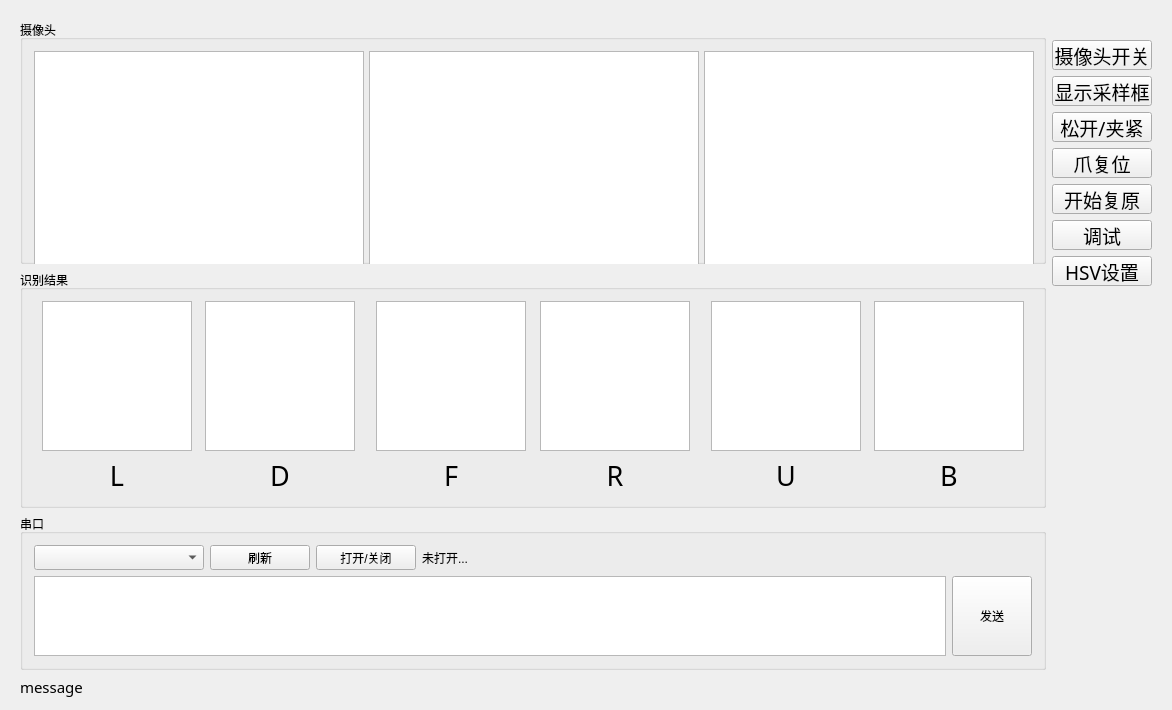
This is CubicExplorerWithQt/CubicExplorerWithQt.ui in KazeLv/CubeExplorer_2.0 as Qt 5 draws it before an edit. The edited form follows.
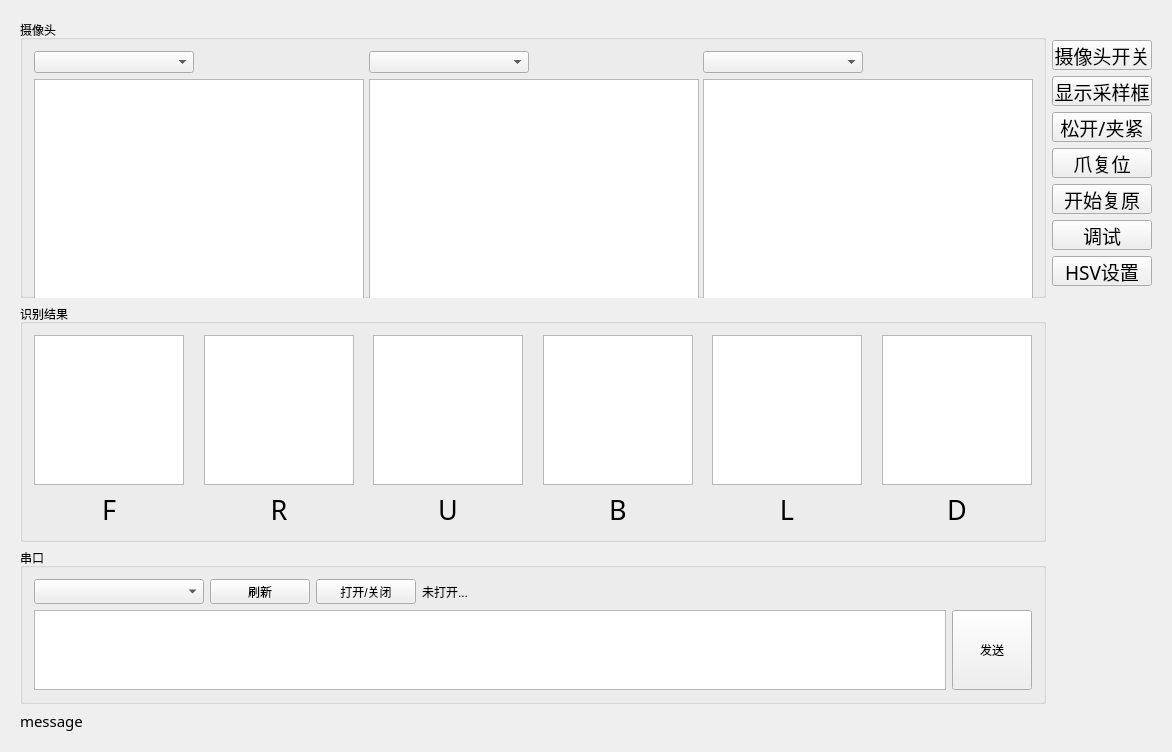
This is the edited form. Custom widgets are drawn as their Qt base class.

Diff of the .ui file:
```diff
--- a/CubicExplorerWithQt/CubicExplorerWithQt.ui
+++ b/CubicExplorerWithQt/CubicExplorerWithQt.ui
@@ -7,7 +7,7 @@
     <x>0</x>
     <y>0</y>
     <width>1172</width>
-    <height>710</height>
+    <height>752</height>
    </rect>
   </property>
   <property name="minimumSize">
@@ -25,7 +25,7 @@
      <x>9</x>
      <y>9</y>
      <width>1154</width>
-     <height>700</height>
+     <height>734</height>
     </rect>
    </property>
    <layout class="QHBoxLayout" name="horizontalLayout">
@@ -38,52 +38,120 @@
         </property>
         <layout class="QHBoxLayout" name="horizontalLayout_2">
          <item>
-          <widget class="QMyGraphicsView" name="graView_cameraFR">
-           <property name="minimumSize">
-            <size>
-             <width>330</width>
-             <height>250</height>
-            </size>
-           </property>
-           <property name="maximumSize">
-            <size>
-             <width>330</width>
-             <height>250</height>
-            </size>
-           </property>
-          </widget>
+          <layout class="QVBoxLayout" name="vLay_cameraFR">
+           <item>
+            <widget class="QComboBox" name="comboBox_cameraFR">
+             <property name="maximumSize">
+              <size>
+               <width>160</width>
+               <height>16777215</height>
+              </size>
+             </property>
+            </widget>
+           </item>
+           <item>
+            <widget class="QMyGraphicsView" name="graView_cameraFR">
+             <property name="minimumSize">
+              <size>
+               <width>330</width>
+               <height>250</height>
+              </size>
+             </property>
+             <property name="maximumSize">
+              <size>
+               <width>330</width>
+               <height>250</height>
+              </size>
+             </property>
+            </widget>
+           </item>
+          </layout>
          </item>
          <item>
-          <widget class="QMyGraphicsView" name="graView_cameraUB">
-           <property name="minimumSize">
-            <size>
-             <width>330</width>
-             <height>250</height>
-            </size>
+          <spacer name="horizontalSpacer_12">
+           <property name="orientation">
+            <enum>Qt::Horizontal</enum>
            </property>
-           <property name="maximumSize">
+           <property name="sizeHint" stdset="0">
             <size>
-             <width>330</width>
-             <height>250</height>
+             <width>40</width>
+             <height>20</height>
             </size>
            </property>
-          </widget>
+          </spacer>
          </item>
          <item>
-          <widget class="QMyGraphicsView" name="graView_cameraLD">
-           <property name="minimumSize">
-            <size>
-             <width>330</width>
-             <height>250</height>
-            </size>
+          <layout class="QVBoxLayout" name="vLay_cameraUB">
+           <item>
+            <widget class="QComboBox" name="comboBox_cameraUB">
+             <property name="maximumSize">
+              <size>
+               <width>160</width>
+               <height>16777215</height>
+              </size>
+             </property>
+            </widget>
+           </item>
+           <item>
+            <widget class="QMyGraphicsView" name="graView_cameraUB">
+             <property name="minimumSize">
+              <size>
+               <width>330</width>
+               <height>250</height>
+              </size>
+             </property>
+             <property name="maximumSize">
+              <size>
+               <width>330</width>
+               <height>250</height>
+              </size>
+             </property>
+            </widget>
+           </item>
+          </layout>
+         </item>
+         <item>
+          <spacer name="horizontalSpacer_13">
+           <property name="orientation">
+            <enum>Qt::Horizontal</enum>
            </property>
-           <property name="maximumSize">
+           <property name="sizeHint" stdset="0">
             <size>
-             <width>330</width>
-             <height>250</height>
+             <width>40</width>
+             <height>20</height>
             </size>
            </property>
-          </widget>
+          </spacer>
+         </item>
+         <item>
+          <layout class="QVBoxLayout" name="vLay_cameraLD">
+           <item>
+            <widget class="QComboBox" name="comboBox_cameraLD">
+             <property name="maximumSize">
+              <size>
+               <width>160</width>
+               <height>16777215</height>
+              </size>
+             </property>
+            </widget>
+           </item>
+           <item>
+            <widget class="QMyGraphicsView" name="graView_cameraLD">
+             <property name="minimumSize">
+              <size>
+               <width>330</width>
+               <height>250</height>
+              </size>
+             </property>
+             <property name="maximumSize">
+              <size>
+               <width>330</width>
+               <height>250</height>
+              </size>
+             </property>
+            </widget>
+           </item>
+          </layout>
          </item>
         </layout>
         <zorder>graView_cameraUB</zorder>
@@ -98,206 +166,7 @@
         </property>
         <layout class="QHBoxLayout" name="horizontalLayout_3">
          <item>
-          <spacer name="horizontalSpacer_10">
-           <property name="orientation">
-            <enum>Qt::Horizontal</enum>
-           </property>
-           <property name="sizeHint" stdset="0">
-            <size>
-             <width>40</width>
-             <height>20</height>
-            </size>
-           </property>
-          </spacer>
-         </item>
-         <item>
-          <layout class="QHBoxLayout" name="hLay_resLD">
-           <item>
-            <spacer name="horizontalSpacer_7">
-             <property name="orientation">
-              <enum>Qt::Horizontal</enum>
-             </property>
-             <property name="sizeHint" stdset="0">
-              <size>
-               <width>40</width>
-               <height>20</height>
-              </size>
-             </property>
-            </spacer>
-           </item>
-           <item>
-            <layout class="QVBoxLayout" name="vLay_resL">
-             <item>
-              <spacer name="verticalSpacer_10">
-               <property name="orientation">
-                <enum>Qt::Vertical</enum>
-               </property>
-               <property name="sizeHint" stdset="0">
-                <size>
-                 <width>20</width>
-                 <height>40</height>
-                </size>
-               </property>
-              </spacer>
-             </item>
-             <item>
-              <widget class="QGraphicsView" name="graphicsView_L">
-               <property name="minimumSize">
-                <size>
-                 <width>150</width>
-                 <height>150</height>
-                </size>
-               </property>
-               <property name="maximumSize">
-                <size>
-                 <width>150</width>
-                 <height>150</height>
-                </size>
-               </property>
-              </widget>
-             </item>
-             <item>
-              <widget class="QLabel" name="label_UI_L">
-               <property name="font">
-                <font>
-                 <family>Adobe Arabic</family>
-                 <pointsize>20</pointsize>
-                </font>
-               </property>
-               <property name="text">
-                <string>L</string>
-               </property>
-               <property name="alignment">
-                <set>Qt::AlignCenter</set>
-               </property>
-              </widget>
-             </item>
-             <item>
-              <spacer name="verticalSpacer_9">
-               <property name="orientation">
-                <enum>Qt::Vertical</enum>
-               </property>
-               <property name="sizeHint" stdset="0">
-                <size>
-                 <width>20</width>
-                 <height>40</height>
-                </size>
-               </property>
-              </spacer>
-             </item>
-            </layout>
-           </item>
-           <item>
-            <spacer name="horizontalSpacer_8">
-             <property name="orientation">
-              <enum>Qt::Horizontal</enum>
-             </property>
-             <property name="sizeHint" stdset="0">
-              <size>
-               <width>40</width>
-               <height>20</height>
-              </size>
-             </property>
-            </spacer>
-           </item>
-           <item>
-            <layout class="QVBoxLayout" name="vLay_resD">
-             <item>
-              <spacer name="verticalSpacer_12">
-               <property name="orientation">
-                <enum>Qt::Vertical</enum>
-               </property>
-               <property name="sizeHint" stdset="0">
-                <size>
-                 <width>20</width>
-                 <height>40</height>
-                </size>
-               </property>
-              </spacer>
-             </item>
-             <item>
-              <widget class="QGraphicsView" name="graphicsView_D">
-               <property name="sizePolicy">
-                <sizepolicy hsizetype="Minimum" vsizetype="Minimum">
-                 <horstretch>0</horstretch>
-                 <verstretch>0</verstretch>
-                </sizepolicy>
-               </property>
-               <property name="minimumSize">
-                <size>
-                 <width>150</width>
-                 <height>150</height>
-                </size>
-               </property>
-               <property name="maximumSize">
-                <size>
-                 <width>150</width>
-                 <height>150</height>
-                </size>
-               </property>
-              </widget>
-             </item>
-             <item>
-              <widget class="QLabel" name="label_UI_D">
-               <property name="font">
-                <font>
-                 <family>Adobe Arabic</family>
-                 <pointsize>20</pointsize>
-                </font>
-               </property>
-               <property name="text">
-                <string>D</string>
-               </property>
-               <property name="alignment">
-                <set>Qt::AlignCenter</set>
-               </property>
-              </widget>
-             </item>
-             <item>
-              <spacer name="verticalSpacer_11">
-               <property name="orientation">
-                <enum>Qt::Vertical</enum>
-               </property>
-               <property name="sizeHint" stdset="0">
-                <size>
-                 <width>20</width>
-                 <height>40</height>
-                </size>
-               </property>
-              </spacer>
-             </item>
-            </layout>
-           </item>
-           <item>
-            <spacer name="horizontalSpacer_9">
-             <property name="orientation">
-              <enum>Qt::Horizontal</enum>
-             </property>
-             <property name="sizeHint" stdset="0">
-              <size>
-               <width>40</width>
-               <height>20</height>
-              </size>
-             </property>
-            </spacer>
-           </item>
-          </layout>
-         </item>
-         <item>
-          <layout class="QHBoxLayout" name="hLay_resFR" stretch="0,0,0,0,0">
-           <item>
-            <spacer name="horizontalSpacer_3">
-             <property name="orientation">
-              <enum>Qt::Horizontal</enum>
-             </property>
-             <property name="sizeHint" stdset="0">
-              <size>
-               <width>40</width>
-               <height>20</height>
-              </size>
-             </property>
-            </spacer>
-           </item>
+          <layout class="QHBoxLayout" name="hLay_resFR" stretch="0,0,0">
            <item>
             <layout class="QVBoxLayout" name="vLay_resF">
              <item>
@@ -444,36 +313,23 @@
              </item>
             </layout>
            </item>
-           <item>
-            <spacer name="horizontalSpacer_2">
-             <property name="orientation">
-              <enum>Qt::Horizontal</enum>
-             </property>
-             <property name="sizeHint" stdset="0">
-              <size>
-               <width>40</width>
-               <height>20</height>
-              </size>
-             </property>
-            </spacer>
-           </item>
           </layout>
          </item>
+         <item>
+          <spacer name="horizontalSpacer_2">
+           <property name="orientation">
+            <enum>Qt::Horizontal</enum>
+           </property>
+           <property name="sizeHint" stdset="0">
+            <size>
+             <width>40</width>
+             <height>20</height>
+            </size>
+           </property>
+          </spacer>
+         </item>
          <item>
           <layout class="QHBoxLayout" name="hLay_resUB">
-           <item>
-            <spacer name="horizontalSpacer_4">
-             <property name="orientation">
-              <enum>Qt::Horizontal</enum>
-             </property>
-             <property name="sizeHint" stdset="0">
-              <size>
-               <width>40</width>
-               <height>20</height>
-              </size>
-             </property>
-            </spacer>
-           </item>
            <item>
             <layout class="QVBoxLayout" name="vLay_resU">
              <item>
@@ -611,19 +467,6 @@
              </item>
             </layout>
            </item>
-           <item>
-            <spacer name="horizontalSpacer_6">
-             <property name="orientation">
-              <enum>Qt::Horizontal</enum>
-             </property>
-             <property name="sizeHint" stdset="0">
-              <size>
-               <width>40</width>
-               <height>20</height>
-              </size>
-             </property>
-            </spacer>
-           </item>
           </layout>
          </item>
          <item>
@@ -639,6 +482,153 @@
            </property>
           </spacer>
          </item>
+         <item>
+          <layout class="QHBoxLayout" name="hLay_resLD">
+           <item>
+            <layout class="QVBoxLayout" name="vLay_resL">
+             <item>
+              <spacer name="verticalSpacer_10">
+               <property name="orientation">
+                <enum>Qt::Vertical</enum>
+               </property>
+               <property name="sizeHint" stdset="0">
+                <size>
+                 <width>20</width>
+                 <height>40</height>
+                </size>
+               </property>
+              </spacer>
+             </item>
+             <item>
+              <widget class="QGraphicsView" name="graphicsView_L">
+               <property name="minimumSize">
+                <size>
+                 <width>150</width>
+                 <height>150</height>
+                </size>
+               </property>
+               <property name="maximumSize">
+                <size>
+                 <width>150</width>
+                 <height>150</height>
+                </size>
+               </property>
+              </widget>
+             </item>
+             <item>
+              <widget class="QLabel" name="label_UI_L">
+               <property name="font">
+                <font>
+                 <family>Adobe Arabic</family>
+                 <pointsize>20</pointsize>
+                </font>
+               </property>
+               <property name="text">
+                <string>L</string>
+               </property>
+               <property name="alignment">
+                <set>Qt::AlignCenter</set>
+               </property>
+              </widget>
+             </item>
+             <item>
+              <spacer name="verticalSpacer_9">
+               <property name="orientation">
+                <enum>Qt::Vertical</enum>
+               </property>
+               <property name="sizeHint" stdset="0">
+                <size>
+                 <width>20</width>
+                 <height>40</height>
+                </size>
+               </property>
+              </spacer>
+             </item>
+            </layout>
+           </item>
+           <item>
+            <spacer name="horizontalSpacer_8">
+             <property name="orientation">
+              <enum>Qt::Horizontal</enum>
+             </property>
+             <property name="sizeHint" stdset="0">
+              <size>
+               <width>40</width>
+               <height>20</height>
+              </size>
+             </property>
+            </spacer>
+           </item>
+           <item>
+            <layout class="QVBoxLayout" name="vLay_resD">
+             <item>
+              <spacer name="verticalSpacer_12">
+               <property name="orientation">
+                <enum>Qt::Vertical</enum>
+               </property>
+               <property name="sizeHint" stdset="0">
+                <size>
+                 <width>20</width>
+                 <height>40</height>
+                </size>
+               </property>
+              </spacer>
+             </item>
+             <item>
+              <widget class="QGraphicsView" name="graphicsView_D">
+               <property name="sizePolicy">
+                <sizepolicy hsizetype="Minimum" vsizetype="Minimum">
+                 <horstretch>0</horstretch>
+                 <verstretch>0</verstretch>
+                </sizepolicy>
+               </property>
+               <property name="minimumSize">
+                <size>
+                 <width>150</width>
+                 <height>150</height>
+                </size>
+               </property>
+               <property name="maximumSize">
+                <size>
+                 <width>150</width>
+                 <height>150</height>
+                </size>
+               </property>
+              </widget>
+             </item>
+             <item>
+              <widget class="QLabel" name="label_UI_D">
+               <property name="font">
+                <font>
+                 <family>Adobe Arabic</family>
+                 <pointsize>20</pointsize>
+                </font>
+               </property>
+               <property name="text">
+                <string>D</string>
+               </property>
+               <property name="alignment">
+                <set>Qt::AlignCenter</set>
+               </property>
+              </widget>
+             </item>
+             <item>
+              <spacer name="verticalSpacer_11">
+               <property name="orientation">
+                <enum>Qt::Vertical</enum>
+               </property>
+               <property name="sizeHint" stdset="0">
+                <size>
+                 <width>20</width>
+                 <height>40</height>
+                </size>
+               </property>
+              </spacer>
+             </item>
+            </layout>
+           </item>
+          </layout>
+         </item>
         </layout>
        </widget>
       </item>
```
Left out of the diff: 3 changed lines with no effect on the pictures.
